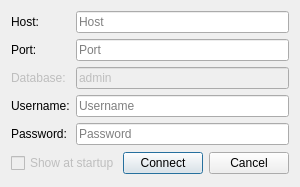
This is forms/repo_dialogconnect.ui in 3drepo/3drepogui as Qt 5 draws it before an edit. The edited form follows.
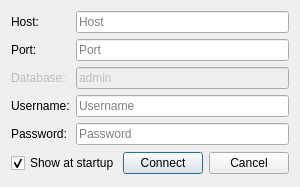
This is the edited form.

Commit message: Added full screen toggle. Added connection dialog on startup.

Diff of the .ui file:
```diff
--- a/forms/repo_dialogconnect.ui
+++ b/forms/repo_dialogconnect.ui
@@ -108,11 +108,14 @@
      <item>
       <widget class="QCheckBox" name="checkBoxShowAtStartup">
        <property name="enabled">
-        <bool>false</bool>
+        <bool>true</bool>
        </property>
        <property name="text">
         <string>Show at startup</string>
        </property>
+       <property name="checked">
+        <bool>true</bool>
+       </property>
       </widget>
      </item>
      <item>
```
Left out of the diff: 1 changed line with no effect on the pictures. The commit also changes 7 other files.
